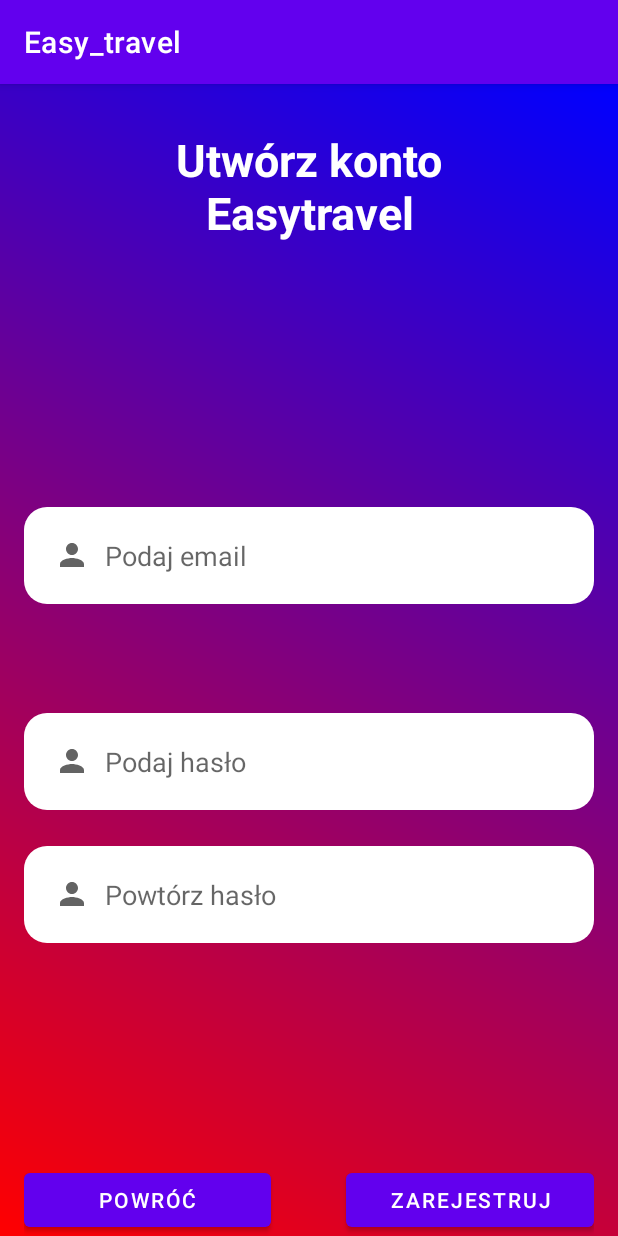
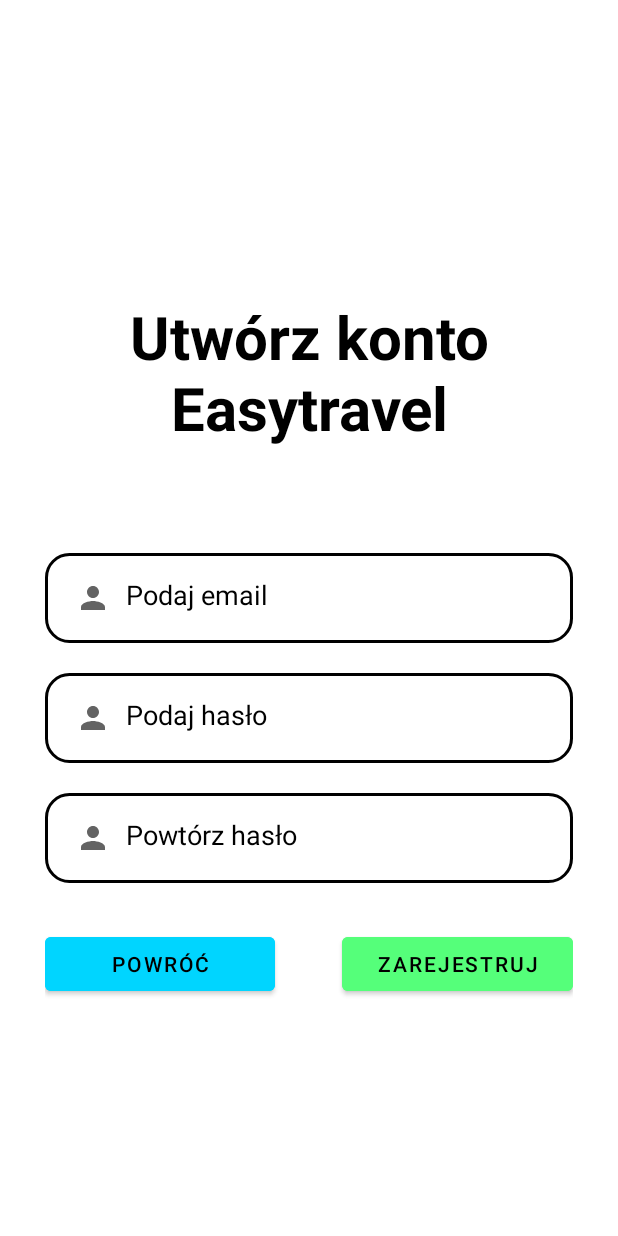
Before and after one commit to bartoszszostakiewicz/Easy_travel, an Android app: the RegisterActivity screen opened directly, with no data from a screen before it, after a tap on "DALEJ", on a phone screen of 412 x 824 dp. Run offline under Robolectric (Android 15) with nearby library versions, the phone set to English and light mode, and no system bars; our stand-ins replace Firebase (no records; nobody signed in at launch, a user with empty details on screens opened directly).

Commit message:
layout1.1

```diff
--- a/Easy_Travel/app/src/main/res/drawable/rounded_edittext.xml
+++ b/Easy_Travel/app/src/main/res/drawable/rounded_edittext.xml
@@ -10,4 +10,9 @@
         android:bottomLeftRadius="15dp"
         android:topLeftRadius="15dp"
         android:topRightRadius="15dp" />
+
+    <stroke
+        android:width="3px"
+        android:color="#000000" />
+
 </shape>
--- a/Easy_Travel/app/src/main/res/layout/activity_main_map.xml
+++ b/Easy_Travel/app/src/main/res/layout/activity_main_map.xml
@@ -5,7 +5,7 @@
     android:id="@+id/frameLayout"
     android:layout_width="match_parent"
     android:layout_height="match_parent"
-    android:background="@drawable/gradient"
+    android:background="@color/white"
     tools:context=".ViewModel.LoginActivity">
 
 
--- a/Easy_Travel/app/src/main/res/layout/activity_register_2.xml
+++ b/Easy_Travel/app/src/main/res/layout/activity_register_2.xml
@@ -4,7 +4,7 @@
     xmlns:tools="http://schemas.android.com/tools"
     android:layout_width="match_parent"
     android:layout_height="match_parent"
-    android:background="@drawable/gradient"
+    android:background="@color/white"
     app:layoutDescription="@xml/activity_register_scene"
     tools:context=".ViewModel.RegisterActivity">
 
@@ -16,120 +16,126 @@
         android:id="@+id/linearLayout"
         android:layout_width="match_parent"
         android:layout_height="match_parent"
-        android:layout_marginBottom="8dp"
         android:orientation="vertical"
-        android:paddingLeft="16dp"
-        android:paddingRight="16dp"
+        android:gravity="center"
         app:layout_constraintBottom_toBottomOf="parent"
         app:layout_constraintEnd_toEndOf="parent">
 
         <TextView
             android:id="@+id/textView3"
+            android:layout_marginTop="00dp"
             android:layout_width="match_parent"
             android:layout_height="wrap_content"
             android:layout_alignParentTop="true"
-            android:layout_marginTop="0dp"
-            android:padding="30sp"
+            android:padding="40dp"
             android:text="Utwórz konto Easytravel"
             android:textAlignment="center"
-            android:textColor="@color/white"
-            android:textSize="30sp"
+            android:textColor="@color/black"
+            android:textSize="40sp"
             android:textStyle="bold" />
 
-        <Space
-            android:layout_width="match_parent"
-            android:layout_height="wrap_content"
-            android:layout_weight="32" />
+
 
         <EditText
             android:id="@+id/email"
             android:layout_width="match_parent"
-            android:layout_height="wrap_content"
+            android:layout_height="60dp"
             android:layout_below="@+id/textView3"
+            android:layout_marginStart="30dp"
+            android:layout_marginTop="30dp"
+            android:layout_marginEnd="30dp"
             android:background="@drawable/rounded_edittext"
             android:drawableLeft="@drawable/ic_baseline_person_24"
             android:drawablePadding="10dp"
             android:hint="Podaj email"
             android:inputType="textEmailAddress"
             android:padding="20dp"
-            android:textColor="@color/cardview_dark_background"
+            android:textColor="@color/black"
             android:textColorHighlight="#FFFFFF"
+            android:textColorHint="#000000"
 
             app:layout_constraintEnd_toEndOf="parent"
             app:layout_constraintStart_toStartOf="parent"
             tools:layout_editor_absoluteY="356dp" />
 
-        <Space
-            android:layout_width="match_parent"
-            android:layout_height="wrap_content"
-            android:layout_weight="16" />
+
 
         <EditText
             android:id="@+id/password"
             android:layout_width="match_parent"
-            android:layout_height="wrap_content"
+            android:layout_height="60dp"
             android:layout_below="@+id/email"
+            android:layout_marginStart="30dp"
+            android:layout_marginTop="20dp"
+            android:layout_marginEnd="30dp"
             android:background="@drawable/rounded_edittext"
             android:drawableLeft="@drawable/ic_baseline_person_24"
             android:drawablePadding="10dp"
             android:hint="Podaj hasło"
             android:inputType="textPassword"
             android:padding="20dp"
-            android:textColor="@color/cardview_dark_background"
+            android:textColor="@color/black"
             android:textColorHighlight="#FFFFFF"
+            android:textColorHint="#000000"
 
             app:layout_constraintEnd_toEndOf="parent"
             app:layout_constraintTop_toBottomOf="@+id/password2" />
 
-        <Space
-            android:layout_width="match_parent"
-            android:layout_height="wrap_content"
-            android:layout_weight="1" />
 
         <EditText
             android:id="@+id/password2"
             android:layout_width="match_parent"
-            android:layout_height="wrap_content"
+            android:layout_height="60dp"
             android:layout_below="@+id/password"
+            android:layout_marginStart="30dp"
             android:layout_marginTop="20dp"
+            android:layout_marginEnd="30dp"
             android:background="@drawable/rounded_edittext"
             android:drawableLeft="@drawable/ic_baseline_person_24"
             android:drawablePadding="10dp"
             android:hint="Powtórz hasło"
             android:inputType="textPassword"
             android:padding="20dp"
-            android:textColor="@color/cardview_dark_background"
+            android:textColor="@color/black"
+            android:textColorHighlight="#FFFFFF"
+            android:textColorHint="#000000" />
 
-            android:textColorHighlight="#FFFFFF" />
 
-        <Space
-            android:layout_width="match_parent"
-            android:layout_height="wrap_content"
-            android:layout_weight="32" />
 
         <LinearLayout
             android:layout_width="match_parent"
             android:layout_height="wrap_content"
-            android:orientation="horizontal">
+            android:orientation="horizontal"
+            android:layout_marginStart="30dp"
+            android:layout_marginTop="30dp"
+            android:layout_marginEnd="30dp">
 
-            <Button
+            <com.google.android.material.button.MaterialButton
                 android:id="@+id/prev_btn_reg"
                 android:layout_width="64dp"
                 android:layout_height="wrap_content"
+                android:layout_alignParentStart="true"
+                android:layout_alignParentEnd="true"
                 android:layout_weight="1"
-                android:text="Powróć" />
+                android:backgroundTint="#00D5FF"
+                android:textColor="@color/black"
+                android:text="Powróć" ></com.google.android.material.button.MaterialButton>
 
             <Space
                 android:layout_width="wrap_content"
                 android:layout_height="wrap_content"
                 android:layout_weight=".5" />
 
-            <Button
+            <com.google.android.material.button.MaterialButton
                 android:id="@+id/finn_btn_reg"
                 android:layout_width="64dp"
                 android:layout_height="wrap_content"
+                android:layout_alignParentStart="true"
+                android:layout_alignParentEnd="true"
                 android:layout_weight="1"
-                android:text="Zarejestruj" />
+                android:backgroundTint="#55FF7A"
+                android:textColor="@color/black"
+                android:text="Zarejestruj" ></com.google.android.material.button.MaterialButton>
         </LinearLayout>
 
     </LinearLayout>
--- a/Easy_Travel/app/src/main/res/values-night/themes.xml
+++ b/Easy_Travel/app/src/main/res/values-night/themes.xml
@@ -1,6 +1,6 @@
 <resources xmlns:tools="http://schemas.android.com/tools">
     <!-- Base application theme. -->
-    <style name="Theme.Easy_travel" parent="Theme.MaterialComponents.DayNight.DarkActionBar">
+    <style name="Theme.Easy_travel.Dark" parent="Theme.MaterialComponents.DayNight.DarkActionBar">
         <!-- Primary brand color. -->
         <item name="colorPrimary">@color/purple_200</item>
         <item name="colorPrimaryVariant">@color/purple_700</item>
--- a/Easy_Travel/app/src/main/res/values/themes.xml
+++ b/Easy_Travel/app/src/main/res/values/themes.xml
@@ -1,9 +1,13 @@
 <resources xmlns:tools="http://schemas.android.com/tools">
     <!-- Base application theme. -->
     <style name="Theme.Easy_travel" parent="Theme.MaterialComponents.DayNight.DarkActionBar">
+
+        <item name="windowActionBar">false</item>
+        <item name="windowNoTitle">true</item>
+
         <!-- Primary brand color. -->
-        <item name="colorPrimary">@color/purple_500</item>
-        <item name="colorPrimaryVariant">@color/purple_700</item>
+        <item name="colorPrimary">#00D5FF</item>  <!--BUTTONY-->
+        <item name="colorPrimaryVariant">@color/black</item><!--PASEK GÓRNY-->
         <item name="colorOnPrimary">@color/white</item>
         <!-- Secondary brand color. -->
         <item name="colorSecondary">@color/teal_200</item>
@@ -19,4 +23,5 @@
     </style>
     <style name="Theme.Easy_travel.AppBarOverlay" parent="ThemeOverlay.AppCompat.Dark.ActionBar" />
     <style name="Theme.Easy_travel.PopupOverlay" parent="ThemeOverlay.AppCompat.Light" />
+
 </resources>
```
Also changed, not shown: Easy_Travel/app/src/main/res/layout/activity_main.xml (+39 -26 lines), Easy_Travel/app/src/main/res/layout/activity_register_1.xml (+28 -26 lines).
